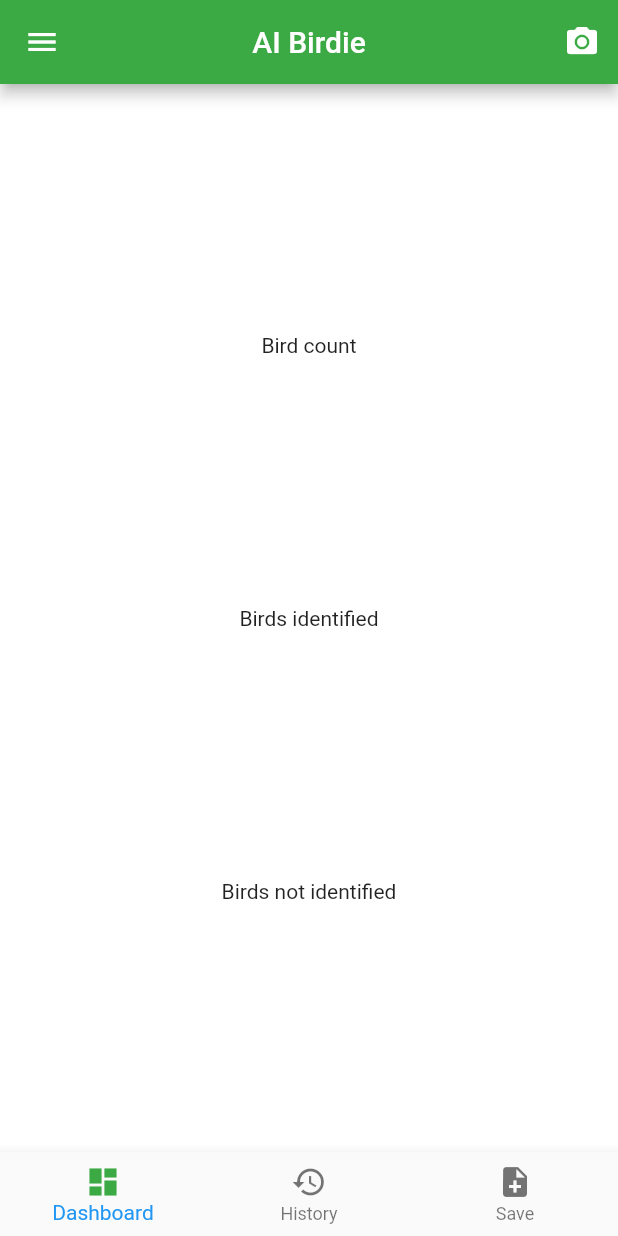
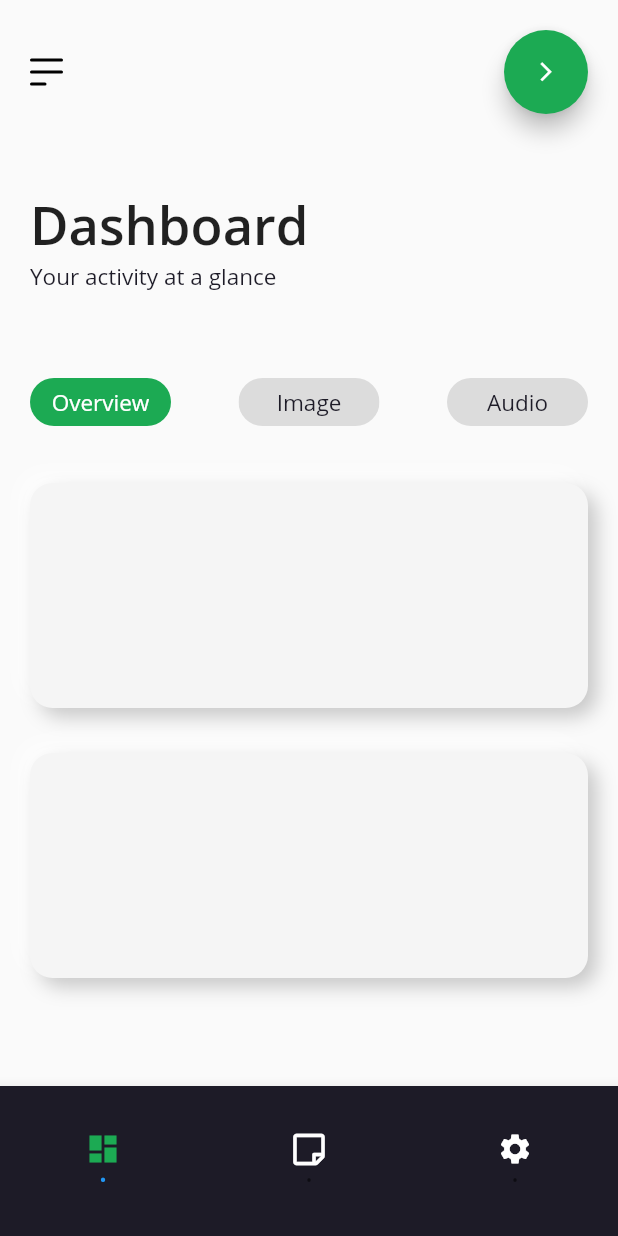
Before and after one commit to bot1001/AI-Birdie, a Flutter app: the screen it shows after launch, after a tap on the "dashboard" icon, on a phone screen of 412 x 824 dp. Run offline on Flutter 3.47's test engine with Material 2 defaults, Android fonts, the light colour scheme and no system bars; our stand-ins replace audioplayers, camera, datetime_picker_formfield, file_picker, font_awesome_flutter, geolocator and 3 more; missing offline and left inert: flutter_animation_set, flutter_audio_recorder, flutter_email_sender, flutter_timer, swipedetector.

Commit message:
Soft dashboard design initiated

```diff
--- a/lib/constants.dart
+++ b/lib/constants.dart
@@ -2,7 +2,8 @@ import 'package:flutter/material.dart';
 
 final Color myBlue = Color(0xff047bfe);
 final Color myGreen = Color(0xff3caa44);
-
+final Color darkPurple = Color(0xff1D1B27);
+final Color softGreen = Color(0xff1CAA53);
 
 final Color inActive = Color(0xff666666);
 
@@ -11,7 +12,7 @@ final TextStyle heading1 = TextStyle(
   // fontFamily: 'M_semi_bold'
 );
 final TextStyle level1 = TextStyle(
-    color: Colors.black,
+  color: Colors.black,
 
   fontSize: 15,
   // fontFamily: 'M_medium'
@@ -23,13 +24,33 @@ final TextStyle level1w = TextStyle(
 );
 
 final TextStyle level2 = TextStyle(
-  fontSize: 25,
-  // fontFamily: 'M_medium',
-  color: Colors.black
-);
+    fontSize: 25,
+    // fontFamily: 'M_medium',
+    color: Colors.black);
+
+final TextStyle level2g = TextStyle(
+    fontSize: 25,
+    // fontFamily: 'M_medium',
+    color: softGreen);
+final TextStyle level1dp = TextStyle(
+    fontSize: 15,
+    // fontFamily: 'M_medium',
+    color: darkPurple);
 
 final TextStyle level2w = TextStyle(
   fontSize: 25,
   color: Colors.white,
   // fontFamily: 'M_medium'
 );
+
+final TextStyle level2softdp = TextStyle(
+  fontSize: 15,
+  fontFamily: 'OS_regular',
+  color: darkPurple
+);
+
+final TextStyle level2softw = TextStyle(
+  fontSize: 15,
+  fontFamily: 'OS_regular',
+  color: Colors.white
+);
--- a/lib/screens/camera_screen.dart
+++ b/lib/screens/camera_screen.dart
@@ -239,7 +239,6 @@ class _CameraScreenState extends State<CameraScreen> {
       );
     }
     return Container(
-      color: Colors.black,
       padding: EdgeInsets.symmetric(vertical: height * 0.1),
       child: CameraPreview(controller),
     );
--- a/lib/screens/cs.dart
+++ b/lib/screens/cs.dart
@@ -7,6 +7,7 @@ import 'package:aibirdie/components/transitions.dart';
 import 'package:aibirdie/screens/audio_classification.dart';
 import 'package:aibirdie/screens/dashboard.dart';
 import 'package:aibirdie/screens/preview_page.dart';
+import 'package:aibirdie/screens/soft_dashboard.dart';
 import 'package:camera/camera.dart';
 import 'package:flutter/material.dart';
 import 'package:image_picker/image_picker.dart';
@@ -56,14 +57,11 @@ class _CSState extends State<CS> {
         child: Stack(
           children: <Widget>[
             Container(
-              child: Padding(
-                padding: const EdgeInsets.all(1.0),
-                child: Center(child: _cameraPreviewWidget(context)),
-              ),
+              child: Center(child: _cameraPreviewWidget(context)),
             ),
             Center(
               child: Padding(
-                padding: EdgeInsets.symmetric(vertical: 20, horizontal: 20),
+                padding: EdgeInsets.symmetric(vertical: 10, horizontal: 15),
                 child: Column(
                   mainAxisAlignment: MainAxisAlignment.spaceBetween,
                   children: <Widget>[
@@ -146,7 +144,7 @@ class _CSState extends State<CS> {
                                 IconButton(
                                   onPressed: () {
                                     myTransition(
-                                        context, -1.0, 0.0, Dashboard());
+                                        context, -1.0, 0.0, SoftDashboard());
                                   },
                                   icon: Icon(
                                     Icons.dashboard,
@@ -241,8 +239,8 @@ class _CSState extends State<CS> {
     }
     return AspectRatio(
       aspectRatio: controller.value.aspectRatio,
-      child: CameraPreview(controller),
-    );
+
+      child: CameraPreview(controller));
   }
 
   void _onCapturePressed(context) async {
--- /dev/null
+++ b/lib/screens/dash.dart
@@ -0,0 +1,117 @@
+import 'package:aibirdie/constants.dart';
+import 'package:flutter/material.dart';
+
+class Dash extends StatefulWidget {
+  @override
+  _DashState createState() => _DashState();
+}
+
+class _DashState extends State<Dash> {
+  @override
+  Widget build(BuildContext context) {
+    return Column(
+      crossAxisAlignment: CrossAxisAlignment.start,
+      children: <Widget>[
+        Padding(
+          padding: EdgeInsets.symmetric(vertical: 50),
+          child: Column(
+            crossAxisAlignment: CrossAxisAlignment.start,
+            children: <Widget>[
+              Text(
+                "Dashboard",
+                style: TextStyle(fontSize: 35, fontFamily: 'OS_semi_bold'),
+              ),
+              Text("Your activity at a glance", style: level2softdp),
+            ],
+          ),
+        ),
+        Row(
+          mainAxisAlignment: MainAxisAlignment.spaceBetween,
+          children: <Widget>[
+            Chip(
+              label: Container(
+                width: 70,
+                child: Center(
+                  child: Text(
+                    "Overview",
+                    style: level2softw,
+                  ),
+                ),
+              ),
+              backgroundColor: softGreen,
+            ),
+            Chip(
+              label: Container(
+                width: 70,
+                child: Center(
+                  child: Text(
+                    "Image",
+                    style: level2softdp,
+                  ),
+                ),
+              ),
+              // backgroundColor: Colors.white
+            ),
+            Chip(
+              label: Container(
+                width: 70,
+                child: Center(
+                  child: Text(
+                    "Audio",
+                    style: level2softdp,
+                  ),
+                ),
+              ),
+              // backgroundColor: Colors.white
+            ),
+          ],
+        ),
+        SizedBox(
+          height: 30,
+        ),
+        Container(
+          height: 150.00,
+          // width: 315.00,
+          decoration: BoxDecoration(
+            color: Color(0xfff5f5f5),
+            boxShadow: [
+              BoxShadow(
+                offset: Offset(-6.00, -6.00),
+                color: Color(0xffffffff).withOpacity(0.80),
+                blurRadius: 10,
+              ),
+              BoxShadow(
+                offset: Offset(6.00, 6.00),
+                color: Color(0xff000000).withOpacity(0.20),
+                blurRadius: 10,
+              ),
+            ],
+            borderRadius: BorderRadius.circular(15.00),
+          ),
+          child: null
+        ),
+        SizedBox(height: 30),
+        Container(
+          height: 150.00,
+          // width: 315.00,
+          decoration: BoxDecoration(
+            color: Color(0xfff5f5f5),
+            boxShadow: [
+              BoxShadow(
+                offset: Offset(-6.00, -6.00),
+                color: Color(0xffffffff).withOpacity(0.80),
+                blurRadius: 10,
+              ),
+              BoxShadow(
+                offset: Offset(6.00, 6.00),
+                color: Color(0xff000000).withOpacity(0.20),
+                blurRadius: 10,
+              ),
+            ],
+            borderRadius: BorderRadius.circular(15.00),
+          ),
+        ),
+      ],
+    );
+  }
+}
--- a/lib/screens/dashboard.dart
+++ b/lib/screens/dashboard.dart
@@ -163,6 +163,7 @@ class _DashboardState extends State<Dashboard> {
         onTap: (int index) => setState(() => _selectedPage = index),
         items: [
           BottomNavigationBarItem(
+
               icon: Icon(Icons.dashboard, color: _selectedPage == 0 ? myGreen:null,), title: Text("Dashboard", style: _selectedPage == 0 ? level1.copyWith(color: myGreen):TextStyle(fontFamily: 'M_medium'),)),
           BottomNavigationBarItem(
               icon: Icon(Icons.history, color: _selectedPage == 1 ? myGreen:null,), title: Text("History", style: _selectedPage == 1 ? level1.copyWith(color: myGreen):TextStyle(fontFamily: 'M_medium'),)),
--- /dev/null
+++ b/lib/screens/my_notes.dart
@@ -0,0 +1,20 @@
+import 'package:flutter/material.dart';
+
+class MyNotes extends StatefulWidget {
+  @override
+  _MyNotesState createState() => _MyNotesState();
+}
+
+class _MyNotesState extends State<MyNotes> {
+  @override
+  Widget build(BuildContext context) {
+    return Container(
+      child: Center(
+        child: Text("my notes", style: TextStyle(
+          fontSize: 35
+        ),),
+      ),
+
+    );
+  }
+}
--- /dev/null
+++ b/lib/screens/settings.dart
@@ -0,0 +1,18 @@
+import 'package:flutter/material.dart';
+
+class Settings extends StatefulWidget {
+  @override
+  _SettingsState createState() => _SettingsState();
+}
+
+class _SettingsState extends State<Settings> {
+  @override
+  Widget build(BuildContext context) {
+    return Container(
+      child: Center(
+        child: Text("settings"),
+      ),
+
+    );
+  }
+}
--- /dev/null
+++ b/lib/screens/soft_dashboard.dart
@@ -0,0 +1,125 @@
+import 'package:aibirdie/constants.dart';
+import 'package:aibirdie/screens/dash.dart';
+import 'package:aibirdie/screens/my_notes.dart';
+import 'package:aibirdie/screens/settings.dart';
+import 'package:flutter/material.dart';
+import 'package:font_awesome_flutter/font_awesome_flutter.dart';
+
+class SoftDashboard extends StatefulWidget {
+  @override
+  _SoftDashboardState createState() => _SoftDashboardState();
+}
+
+class _SoftDashboardState extends State<SoftDashboard> {
+  int _selectedPage = 0;
+  final _pages = [
+    Dash(),
+    MyNotes(),
+    Settings(),
+  ];
+
+  @override
+  Widget build(BuildContext context) {
+    return Scaffold(
+      // backgroundColor: Color(0xfff5f5f5),
+      drawer: Drawer(
+        child: Container(
+          child: Center(child: Text("This is drawer")),
+        ),
+      ),
+      body: SafeArea(
+        child: Padding(
+          padding: EdgeInsets.all(20.0),
+          child: SingleChildScrollView(
+                      child: Column(
+              // mainAxisAlignment: MainAxisAlignment.spaceAround,
+              crossAxisAlignment: CrossAxisAlignment.start,
+              children: <Widget>[
+                Row(
+                  // crossAxisAlignment: CrossAxisAlignment.start,
+                  mainAxisAlignment: MainAxisAlignment.spaceBetween,
+                  children: <Widget>[
+                    Column(
+                      crossAxisAlignment: CrossAxisAlignment.start,
+                        children: [
+                          Container(
+                            height: 2.00,
+                            width: 22.00,
+                            decoration: BoxDecoration(
+                              color: Color(0xff000000),
+                              borderRadius: BorderRadius.circular(4.00),
+                            ),
+                          ),
+                          SizedBox(height: 6.0,),
+                          Container(
+                            height: 2.00,
+                            width: 22.00,
+                            decoration: BoxDecoration(
+                              color: Color(0xff000000),
+                              borderRadius: BorderRadius.circular(4.00),
+                            ),
+                          ),                        SizedBox(height: 6.0,),
+
+                          Container(
+                            height: 2.00,
+                            width: 11.00,
+                            decoration: BoxDecoration(
+                              color: Color(0xff000000),
+                              borderRadius: BorderRadius.circular(4.00),
+                            ),
+                          ),
+                        ]),
+                    FloatingActionButton(
+                      onPressed: () {},
+                      backgroundColor: softGreen,
+                      child: Icon(
+                        Icons.arrow_forward_ios,
+                        size: 15,
+                      ),
+                    )
+                  ],
+                ),
+                _pages[_selectedPage],
+              ],
+            ),
+          ),
+        ),
+      ),
+      bottomNavigationBar: Container(
+        height: 100,
+        child: BottomNavigationBar(
+            backgroundColor: darkPurple,
+            onTap: (int index) => setState(() => _selectedPage = index),
+            items: [
+              BottomNavigationBarItem(
+                  icon: Icon(
+                    Icons.dashboard,
+                    color: _selectedPage == 0 ? softGreen : Colors.white,
+                  ),
+                  title: Text(
+                    "•",
+                    style: _selectedPage == 0 ? level2g : level1dp,
+                  )),
+              BottomNavigationBarItem(
+                  icon: Icon(
+                    FontAwesomeIcons.stickyNote,
+                    color: _selectedPage == 1 ? softGreen : Colors.white,
+                  ),
+                  title: Text(
+                    "•",
+                    style: _selectedPage == 1 ? level2g : level1dp,
+                  )),
+              BottomNavigationBarItem(
+                  icon: Icon(
+                    Icons.settings,
+                    color: _selectedPage == 2 ? softGreen : Colors.white,
+                  ),
+                  title: Text(
+                    "•",
+                    style: _selectedPage == 2 ? level2g : level1dp,
+                  )),
+            ]),
+      ),
+    );
+  }
+}
```
Also changed, not shown: pubspec.yaml (+9 -0 lines), lib/screens/chips/overview_chip.dart (added).
